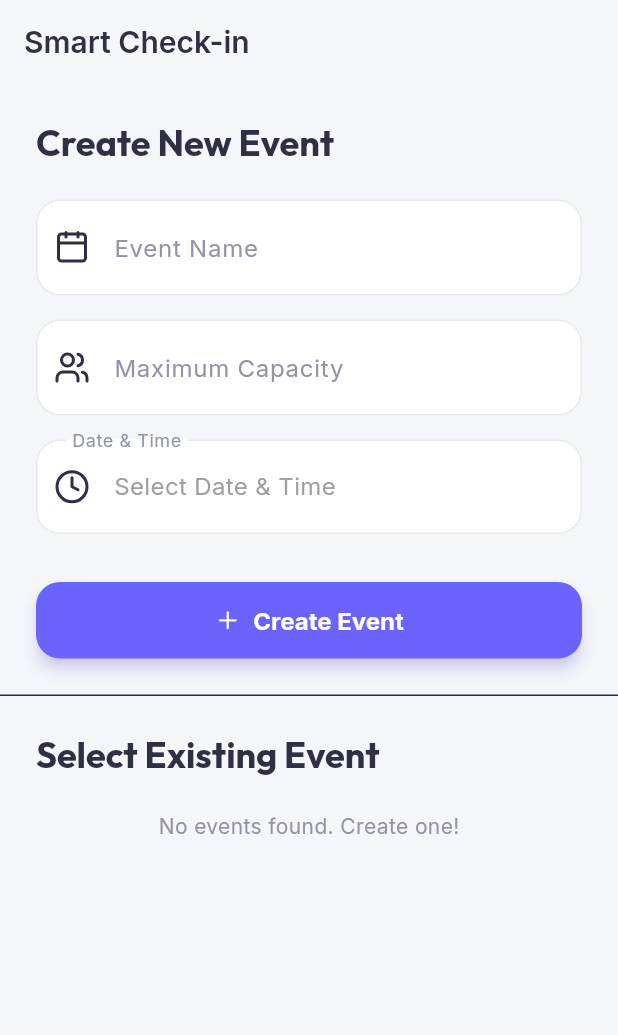
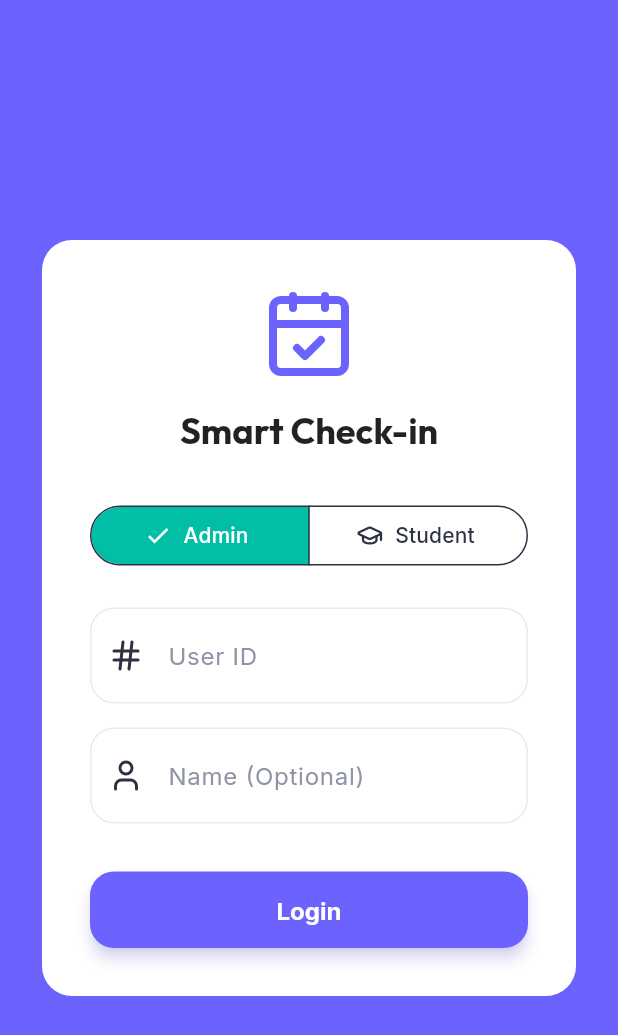
Before and after one commit to Shreya290306/smart-event-checkin-App, a Flutter app: the screen it shows after launch, on a phone screen of 412 x 824 dp. Shown: the top 1035 px of the screen. Run offline on Flutter 3.47's test engine with Material 3 defaults, Android fonts, the phone set to English and light mode, and no system bars; drawn by our look-alikes of flutter_animate; our stand-ins replace device_preview, flutter_riverpod, go_router, google_fonts, hive, hive_flutter and 2 more; missing offline and left inert: mobile_scanner; accounts and stored records are empty.

Commit message:
Added Admin and Student Login Functionality

```diff
--- a/lib/main.dart
+++ b/lib/main.dart
@@ -28,15 +28,16 @@ void main() async {
   );
 }
 
-class EventCheckinApp extends StatelessWidget {
+class EventCheckinApp extends ConsumerWidget {
   const EventCheckinApp({super.key});
 
   @override
-  Widget build(BuildContext context) {
+  Widget build(BuildContext context, WidgetRef ref) {
+    final router = ref.watch(routerProvider);
     return MaterialApp.router(
       title: 'Smart Event Check-in',
       theme: AppTheme.lightTheme,
-      routerConfig: AppRouter.router,
+      routerConfig: router,
       useInheritedMediaQuery: true,
       locale: DevicePreview.locale(context),
       builder: DevicePreview.appBuilder,
--- /dev/null
+++ b/lib/models/user_model.dart
@@ -0,0 +1,9 @@
+enum UserRole { admin, student }
+
+class UserModel {
+  final String id;
+  final String name;
+  final UserRole role;
+
+  UserModel({required this.id, required this.name, required this.role});
+}
--- a/lib/providers/app_state.dart
+++ b/lib/providers/app_state.dart
@@ -1,8 +1,12 @@
 import 'package:flutter_riverpod/flutter_riverpod.dart';
 import '../models/event_model.dart';
 import '../models/participant_model.dart';
+import '../models/user_model.dart';
 import 'db_provider.dart';
 import 'package:uuid/uuid.dart';
+
+// Provides the currently logged in user
+final currentUserProvider = StateProvider<UserModel?>((ref) => null);
 
 // Provides the ID of the currently active event
 final currentEventIdProvider = StateProvider<String?>((ref) => null);
--- /dev/null
+++ b/lib/screens/auth_screen.dart
@@ -0,0 +1,97 @@
+import 'package:flutter/material.dart';
+import 'package:flutter_riverpod/flutter_riverpod.dart';
+import 'package:go_router/go_router.dart';
+import 'package:lucide_icons/lucide_icons.dart';
+import '../models/user_model.dart';
+import '../providers/app_state.dart';
+
+class AuthScreen extends ConsumerStatefulWidget {
+  const AuthScreen({super.key});
+
+  @override
+  ConsumerState<AuthScreen> createState() => _AuthScreenState();
+}
+
+class _AuthScreenState extends ConsumerState<AuthScreen> {
+  final _idController = TextEditingController();
+  final _nameController = TextEditingController();
+  UserRole _selectedRole = UserRole.admin;
+
+  void _login() {
+    if (_idController.text.isEmpty) {
+      ScaffoldMessenger.of(context).showSnackBar(const SnackBar(content: Text('ID is required')));
+      return;
+    }
+
+    final user = UserModel(
+      id: _idController.text.trim(),
+      name: _nameController.text.trim().isEmpty ? 'User' : _nameController.text.trim(),
+      role: _selectedRole,
+    );
+
+    ref.read(currentUserProvider.notifier).state = user;
+
+    if (_selectedRole == UserRole.admin) {
+      context.go('/');
+    } else {
+      context.go('/student');
+    }
+  }
+
+  @override
+  Widget build(BuildContext context) {
+    return Scaffold(
+      backgroundColor: Theme.of(context).primaryColor,
+      body: Center(
+        child: SingleChildScrollView(
+          padding: const EdgeInsets.all(24.0),
+          child: Card(
+            elevation: 12,
+            child: Padding(
+              padding: const EdgeInsets.all(32.0),
+              child: Column(
+                mainAxisSize: MainAxisSize.min,
+                crossAxisAlignment: CrossAxisAlignment.stretch,
+                children: [
+                  const Icon(LucideIcons.calendarCheck, size: 64, color: Color(0xFF6C63FF)),
+                  const SizedBox(height: 16),
+                  Text(
+                    'Smart Check-in',
+                    textAlign: TextAlign.center,
+                    style: Theme.of(context).textTheme.displaySmall?.copyWith(color: Colors.black87),
+                  ),
+                  const SizedBox(height: 32),
+                  SegmentedButton<UserRole>(
+                    segments: const [
+                      ButtonSegment(value: UserRole.admin, label: Text('Admin'), icon: Icon(LucideIcons.shield)),
+                      ButtonSegment(value: UserRole.student, label: Text('Student'), icon: Icon(LucideIcons.graduationCap)),
+                    ],
+                    selected: {_selectedRole},
+                    onSelectionChanged: (Set<UserRole> newSelection) {
+                      setState(() => _selectedRole = newSelection.first);
+                    },
+                  ),
+                  const SizedBox(height: 24),
+                  TextField(
+                    controller: _idController,
+                    decoration: const InputDecoration(labelText: 'User ID', prefixIcon: Icon(LucideIcons.hash)),
+                  ),
+                  const SizedBox(height: 16),
+                  TextField(
+                    controller: _nameController,
+                    decoration: const InputDecoration(labelText: 'Name (Optional)', prefixIcon: Icon(LucideIcons.user)),
+                  ),
+                  const SizedBox(height: 32),
+                  ElevatedButton(
+                    onPressed: _login,
+                    child: const Text('Login'),
+                  ),
+                ],
+              ),
+            ),
+          ),
+        ),
+      ),
+    );
+  }
+}
--- a/lib/utils/app_router.dart
+++ b/lib/utils/app_router.dart
@@ -1,12 +1,53 @@
+import 'package:flutter/material.dart';
+import 'package:flutter_riverpod/flutter_riverpod.dart';
 import 'package:go_router/go_router.dart';
 import '../screens/dashboard_screen.dart';
 import '../screens/event_setup_screen.dart';
 import '../screens/checkin_screen.dart';
 import '../screens/logs_screen.dart';
+import '../screens/auth_screen.dart';
+import '../screens/student_dashboard_screen.dart';
+import '../screens/main_layout.dart';
+import '../providers/app_state.dart';
+import '../models/user_model.dart';
 
-class AppRouter {
-  static final router = GoRouter(
-    initialLocation: '/',
+final routerProvider = Provider<GoRouter>((ref) {
+  final rootNavigatorKey = GlobalKey<NavigatorState>();
+  final shellNavigatorKey = GlobalKey<NavigatorState>();
+
+  return GoRouter(
+    navigatorKey: rootNavigatorKey,
+    initialLocation: '/auth',
+    redirect: (context, state) {
+      final user = ref.read(currentUserProvider);
+      final isAuthRoute = state.uri.toString() == '/auth';
+
+      if (user == null) {
+        return isAuthRoute ? null : '/auth';
+      }
+
+      if (isAuthRoute) {
+        return user.role == UserRole.admin ? '/' : '/student';
+      }
+
+      if (user.role == UserRole.student && state.uri.toString() != '/student') {
+        return '/student';
+      }
+
+      return null;
+    },
+    routes: [
+      GoRoute(
+        path: '/auth',
+        builder: (context, state) => const AuthScreen(),
+      ),
+      GoRoute(
+        path: '/student',
+        builder: (context, state) => const StudentDashboardScreen(),
+      ),
+      ShellRoute(
+        navigatorKey: shellNavigatorKey,
+        builder: (context, state, child) => MainLayout(child: child),
         routes: [
           GoRoute(
             path: '/',
@@ -25,5 +66,7 @@ class AppRouter {
             builder: (context, state) => const LogsScreen(),
           ),
         ],
+      ),
+    ],
   );
-}
+});
--- a/pubspec.yaml
+++ b/pubspec.yaml
@@ -46,6 +46,8 @@ dependencies:
   uuid: ^4.5.3
   intl: ^0.20.2
   http: ^1.6.0
+  fl_chart: ^1.1.0
+  qr_flutter: ^4.1.0
 
 dev_dependencies:
   flutter_test:
```
Also changed, not shown: lib/screens/main_layout.dart (added, +69 -0 lines), lib/screens/student_dashboard_screen.dart (added, +72 -0 lines), pubspec.lock. Lines whose indentation alone changed are shown as unchanged.
